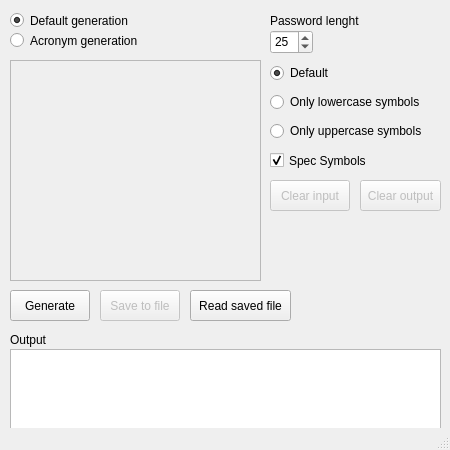
dlev4060/passgen, file passwordgenerator.ui: the form before one commit.
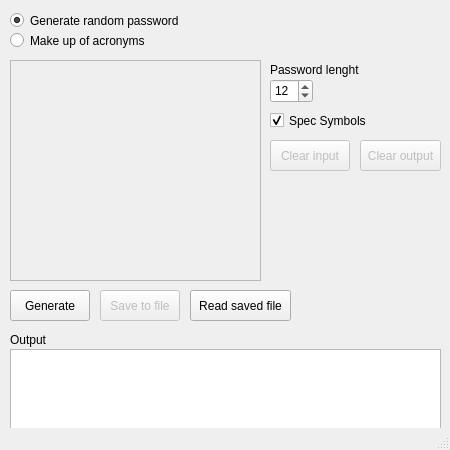
The form after the commit. Icons and pictures are not drawn.

What changed in the file:
```diff
--- a/passwordgenerator.ui
+++ b/passwordgenerator.ui
@@ -48,12 +48,12 @@
      <rect>
       <x>10</x>
       <y>10</y>
-      <width>141</width>
+      <width>191</width>
       <height>21</height>
      </rect>
     </property>
     <property name="text">
-     <string>Default generation</string>
+     <string>Generate random password</string>
     </property>
     <property name="checked">
      <bool>true</bool>
@@ -82,7 +82,7 @@
      </rect>
     </property>
     <property name="text">
-     <string>Acronym generation</string>
+     <string>Make up of acronyms</string>
     </property>
    </widget>
    <widget class="QPlainTextEdit" name="acronymTextInput">
@@ -124,7 +124,7 @@
     <property name="geometry">
      <rect>
       <x>270</x>
-      <y>150</y>
+      <y>110</y>
       <width>111</width>
       <height>21</height>
      </rect>
@@ -140,7 +140,7 @@
     <property name="geometry">
      <rect>
       <x>270</x>
-      <y>30</y>
+      <y>79</y>
       <width>43</width>
       <height>24</height>
      </rect>
@@ -149,14 +149,14 @@
      <number>6</number>
     </property>
     <property name="value">
-     <number>25</number>
+     <number>12</number>
     </property>
    </widget>
    <widget class="QLabel" name="label_2">
     <property name="geometry">
      <rect>
       <x>270</x>
-      <y>11</y>
+      <y>60</y>
       <width>101</width>
       <height>20</height>
      </rect>
@@ -165,45 +165,6 @@
      <string>Password lenght</string>
     </property>
    </widget>
-   <widget class="QWidget" name="verticalLayoutWidget">
-    <property name="geometry">
-     <rect>
-      <x>270</x>
-      <y>60</y>
-      <width>181</width>
-      <height>86</height>
-     </rect>
-    </property>
-    <layout class="QVBoxLayout" name="verticalLayout">
-     <item>
-      <widget class="QRadioButton" name="defaultGenerationRB">
-       <property name="text">
-        <string>Default</string>
-       </property>
-       <property name="checked">
-        <bool>true</bool>
-       </property>
-      </widget>
-     </item>
-     <item>
-      <widget class="QRadioButton" name="lowercaseGeneration">
-       <property name="text">
-        <string>Only lowercase symbols</string>
-       </property>
-       <property name="checked">
-        <bool>false</bool>
-       </property>
-      </widget>
-     </item>
-     <item>
-      <widget class="QRadioButton" name="uppercaseSymbolsRB">
-       <property name="text">
-        <string>Only uppercase symbols</string>
-       </property>
-      </widget>
-     </item>
-    </layout>
-   </widget>
    <widget class="QPushButton" name="clearOutputBtn">
     <property name="enabled">
      <bool>false</bool>
@@ -211,7 +172,7 @@
     <property name="geometry">
      <rect>
       <x>360</x>
-      <y>180</y>
+      <y>140</y>
       <width>81</width>
       <height>31</height>
      </rect>
@@ -242,7 +203,7 @@
     <property name="geometry">
      <rect>
       <x>270</x>
-      <y>180</y>
+      <y>140</y>
       <width>80</width>
       <height>31</height>
      </rect>
```
Left out of the diff: 3 changed lines with no effect on the pictures.
